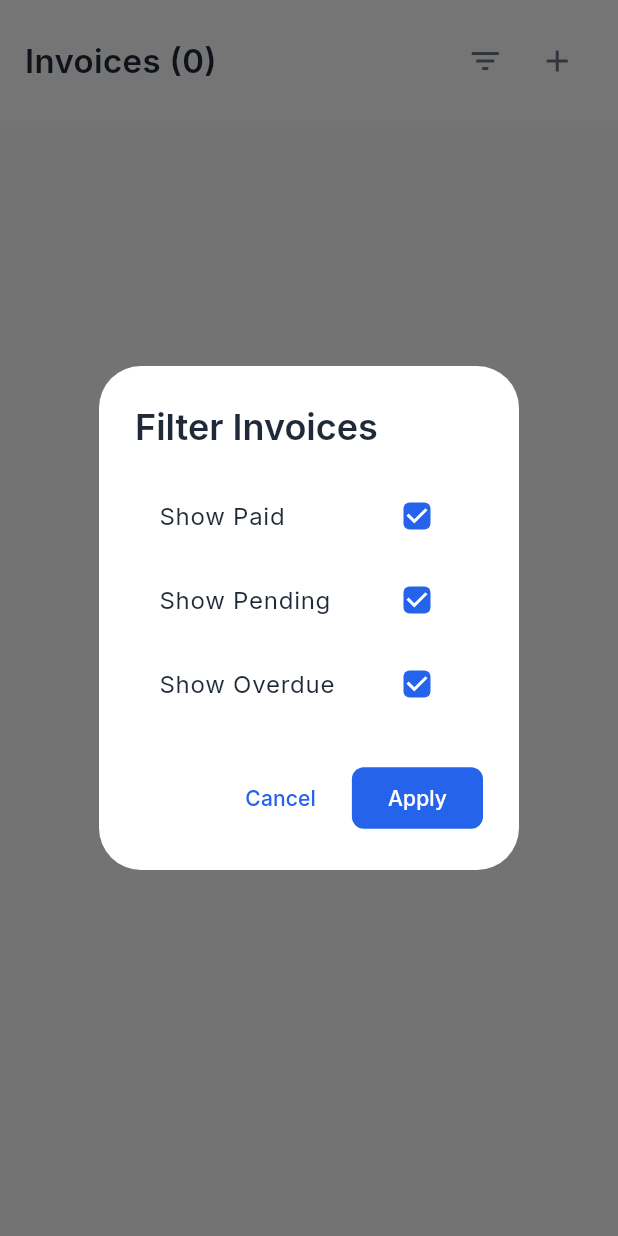
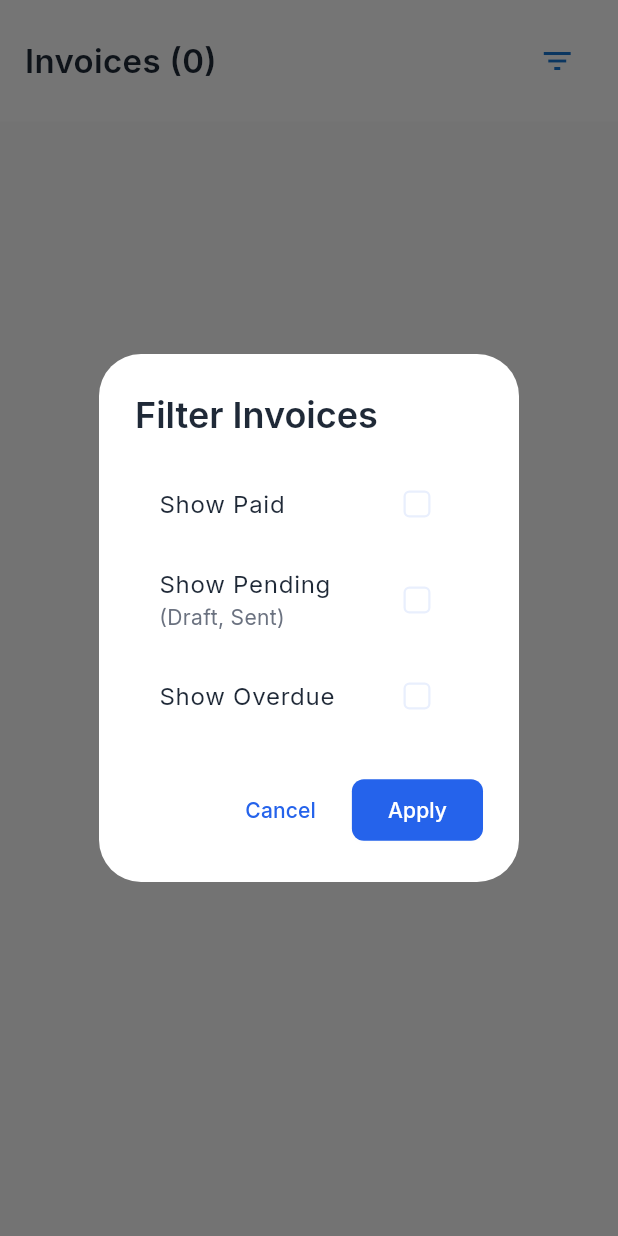
Before and after one commit to partabtekglide/sitter_pro, a Flutter app: the InvoiceListWidget widget shown alone on an empty page, opened directly with empty values, after a tap on the "filter list" icon, on a phone screen of 412 x 824 dp. Run offline on Flutter 3.47's test engine with Material 3 defaults, Android fonts, the phone set to English and light mode, and no system bars; our stand-ins replace cached_network_image, camera, connectivity_plus, fl_chart, flutter_dotenv, flutter_slidable and 7 more; missing offline and left inert: flutter_quill, universal_html; accounts and stored records are empty.

Commit message:
added functionality for the filtering of invoices

```diff
--- a/lib/presentation/financial_dashboard/widgets/invoice_list_widget.dart
+++ b/lib/presentation/financial_dashboard/widgets/invoice_list_widget.dart
@@ -5,11 +5,19 @@ import 'package:google_fonts/google_fonts.dart';
 class InvoiceListWidget extends StatelessWidget {
   final List<Map<String, dynamic>> invoices;
   final VoidCallback onRefresh;
+  final bool showPaid;
+  final bool showPending;
+  final bool showOverdue;
+  final Function(bool, bool, bool) onFilterChanged;
 
   const InvoiceListWidget({
     super.key,
     required this.invoices,
     required this.onRefresh,
+    required this.showPaid,
+    required this.showPending,
+    required this.showOverdue,
+    required this.onFilterChanged,
   });
 
   @override
@@ -35,14 +43,15 @@ class InvoiceListWidget extends StatelessWidget {
                 ),
                 IconButton(
                   onPressed: () => _showFilterDialog(context),
-                  icon: const Icon(Icons.filter_list),
+                  icon: Icon(
+                    Icons.filter_list,
+                    color: (showPaid && showPending && showOverdue)
+                        ? Colors.black
+                        : const Color(0xFF1976D2), // Highlight if filtered
+                  ),
                   tooltip: 'Filter invoices',
                 ),
-                IconButton(
-                  onPressed: () => _createNewInvoice(context),
-                  icon: const Icon(Icons.add),
-                  tooltip: 'Create invoice',
-                ),
+
               ],
             ),
           ),
@@ -63,6 +72,61 @@ class InvoiceListWidget extends StatelessWidget {
           ),
         ],
       ),
+    );
+  }
+
+  // ... (Keep _buildEmptyState and _buildInvoiceCard as is)
+
+  void _showFilterDialog(BuildContext context) {
+    bool localPaid = showPaid;
+    bool localPending = showPending;
+    bool localOverdue = showOverdue;
+
+    showDialog(
+      context: context,
+      builder:
+          (context) => StatefulBuilder(
+            builder: (context, setState) {
+              return AlertDialog(
+                title: const Text('Filter Invoices'),
+                content: Column(
+                  mainAxisSize: MainAxisSize.min,
+                  children: [
+                    // Status filter
+                    CheckboxListTile(
+                      title: const Text('Show Paid'),
+                      value: localPaid,
+                      onChanged: (value) => setState(() => localPaid = value!),
+                    ),
+                    CheckboxListTile(
+                      title: const Text('Show Pending'),
+                      subtitle: const Text('(Draft, Sent)'),
+                      value: localPending,
+                      onChanged: (value) => setState(() => localPending = value!),
+                    ),
+                    CheckboxListTile(
+                      title: const Text('Show Overdue'),
+                      value: localOverdue,
+                      onChanged: (value) => setState(() => localOverdue = value!),
+                    ),
+                  ],
+                ),
+                actions: [
+                  TextButton(
+                    onPressed: () => Navigator.pop(context),
+                    child: const Text('Cancel'),
+                  ),
+                  ElevatedButton(
+                    onPressed: () {
+                      onFilterChanged(localPaid, localPending, localOverdue);
+                      Navigator.pop(context);
+                    },
+                    child: const Text('Apply'),
+                  ),
+                ],
+              );
+            },
+          ),
     );
   }
 
@@ -355,46 +419,7 @@ class InvoiceListWidget extends StatelessWidget {
         .join(' ');
   }
 
-  void _showFilterDialog(BuildContext context) {
-    showDialog(
-      context: context,
-      builder:
-          (context) => AlertDialog(
-            title: const Text('Filter Invoices'),
-            content: Column(
-              mainAxisSize: MainAxisSize.min,
-              children: [
-                // Status filter
-                CheckboxListTile(
-                  title: const Text('Show Paid'),
-                  value: true,
-                  onChanged: (value) {},
-                ),
-                CheckboxListTile(
-                  title: const Text('Show Pending'),
-                  value: true,
-                  onChanged: (value) {},
-                ),
-                CheckboxListTile(
-                  title: const Text('Show Overdue'),
-                  value: true,
-                  onChanged: (value) {},
-                ),
-              ],
-            ),
-            actions: [
-              TextButton(
-                onPressed: () => Navigator.pop(context),
-                child: const Text('Cancel'),
-              ),
-              ElevatedButton(
-                onPressed: () => Navigator.pop(context),
-                child: const Text('Apply'),
-              ),
-            ],
-          ),
-    );
-  }
+
 
   void _createNewInvoice(BuildContext? context) {
     // Mock create invoice functionality
```
Also changed, not shown: lib/presentation/financial_dashboard/financial_dashboard.dart (+200 -171 lines).
